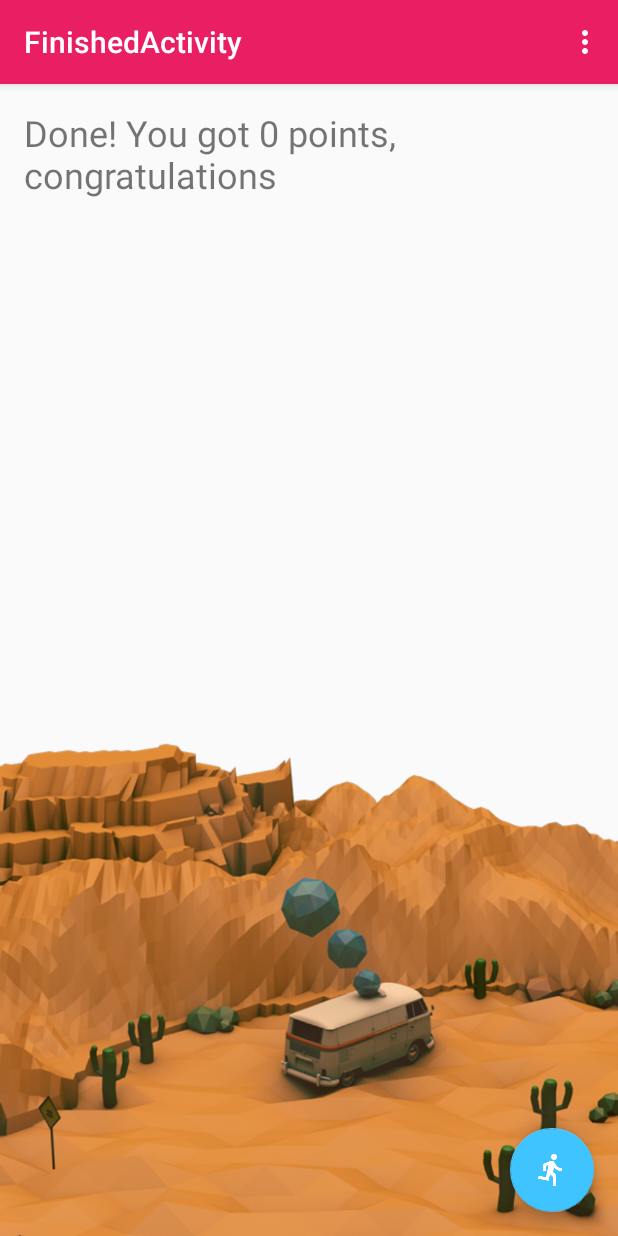
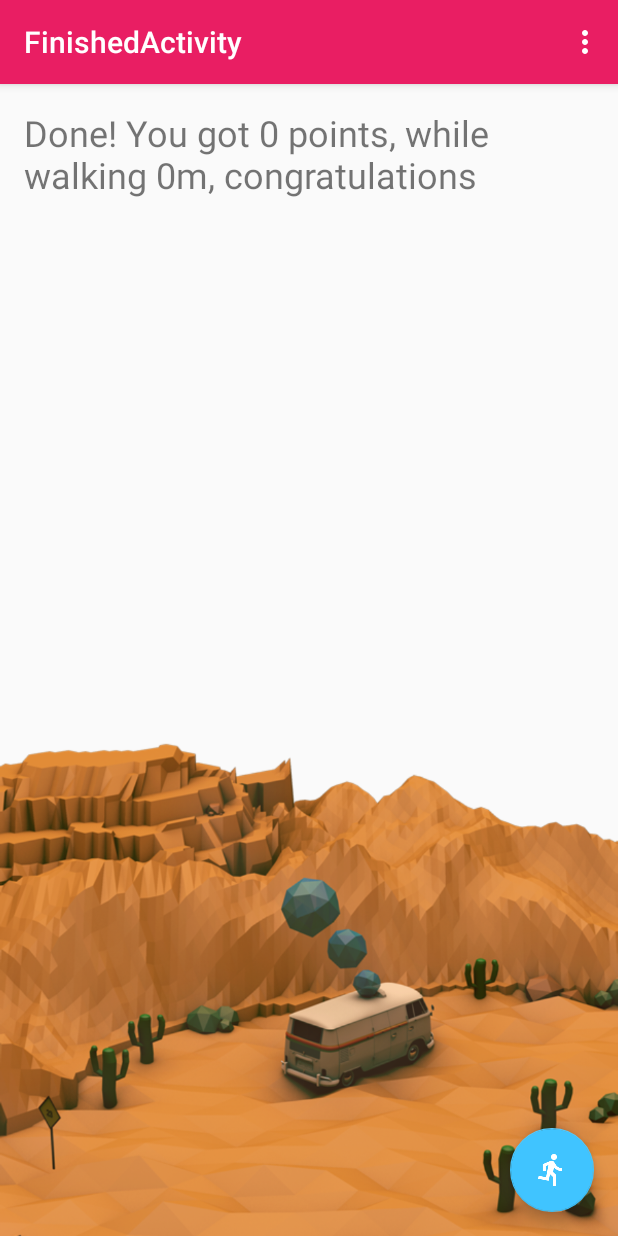
Before and after one commit to eilifjohansen/new-route, an Android app: the FinishedActivity screen opened directly, with no data from a screen before it, on a phone screen of 412 x 824 dp. Run offline under Robolectric (Android 15) with nearby library versions, the phone set to English and light mode, and no system bars; 1 statement that could not run was skipped.

Commit message:
added total meters walked to finishedActivity

```diff
--- a/app/src/main/java/no/enkeloversikt/newroute/new_route/FinishedActivity.java
+++ b/app/src/main/java/no/enkeloversikt/newroute/new_route/FinishedActivity.java
@@ -32,8 +32,10 @@ public class FinishedActivity extends AppCompatActivity {
 
         TextView done = (TextView) findViewById(R.id.done);
 
+        int dist = Math.round(Float.parseFloat(db.fetchType("totalDistance")));
 
-        String doneText = "Done! You got " + Integer.toString(db.getScore()) + " points, congratulations";
+        String doneText = "Done! You got " + Integer.toString(db.getScore()) + " points, while walking " +
+                dist + "m, congratulations";
         done.setText(doneText);
 
         final Intent mapsActivity = new Intent(this, MapsActivity.class);
```
